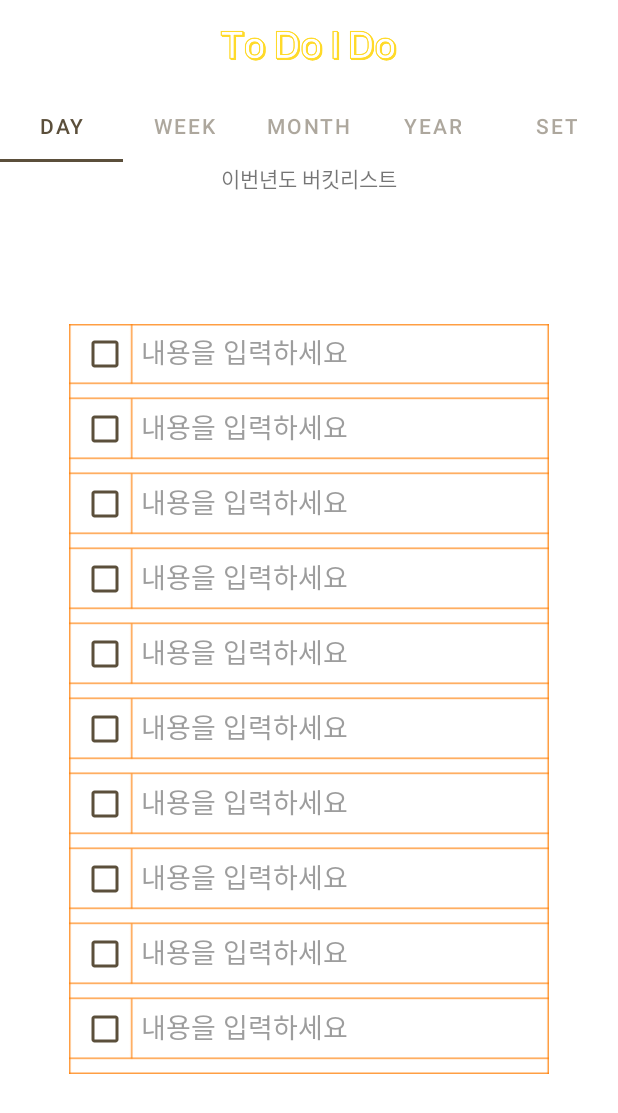
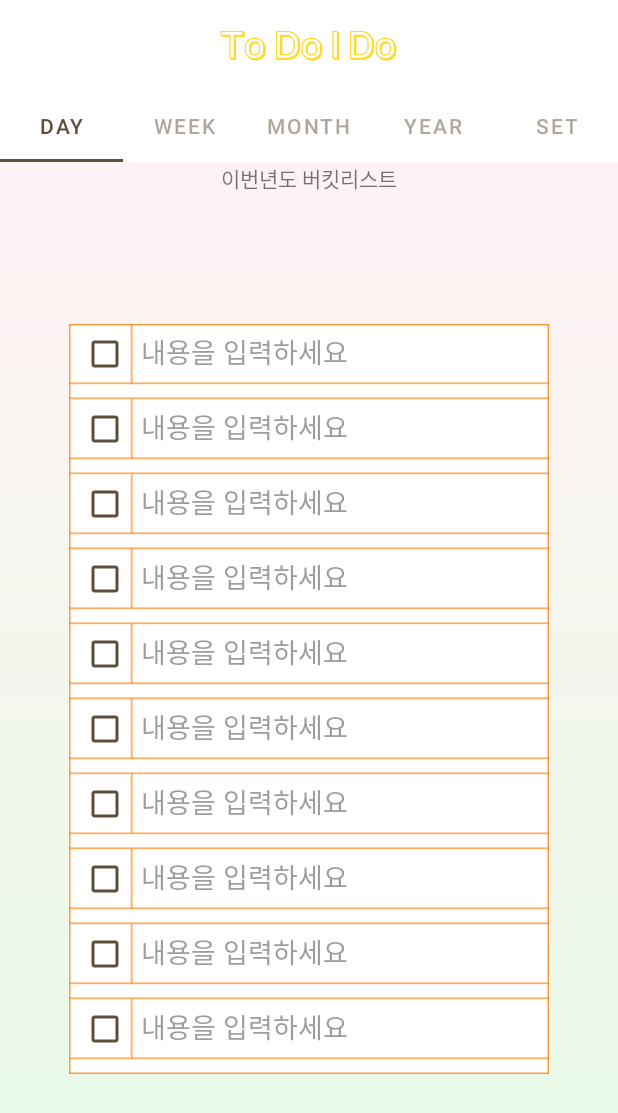
Before and after one commit to lgc6466/todoido2, an Android app: the fragment YearFragment placed in its activity, on a phone screen of 412 x 824 dp. Shown: the top 1113 px of the screen. Run offline under Robolectric (Android 15) with nearby library versions, the phone set to English and light mode, and no system bars; our stand-ins replace Firebase (no records; nobody signed in at launch, a user with empty details on screens opened directly).

Commit message:
yaer페이지 구현

```diff
--- a/app/src/main/res/layout/fragment_year.xml
+++ b/app/src/main/res/layout/fragment_year.xml
@@ -2,6 +2,7 @@
     xmlns:tools="http://schemas.android.com/tools"
     android:layout_width="match_parent"
     android:layout_height="match_parent"
+    android:background="@drawable/gradient_background"
     tools:context=".Fragment.YearFragment">
 
     <TextView
```
